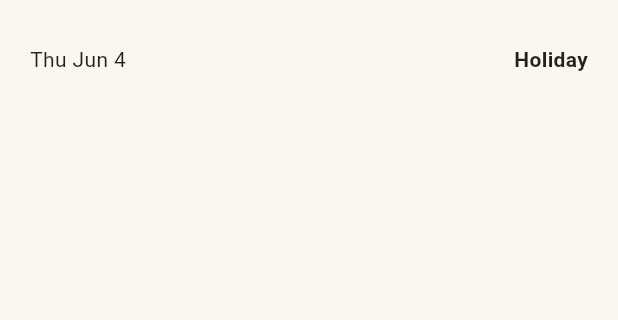
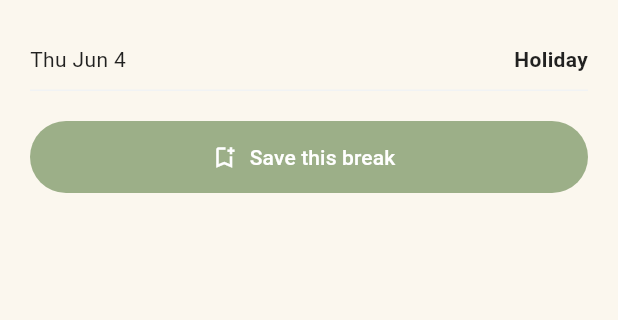
Before and after one commit to apexbymanish/-daysoff-mobile, a Flutter app: the BreakDetailScreen screen opened directly with empty values, on a phone screen of 412 x 824 dp, the part 212-532 px from its top. Run offline on Flutter 3.47's test engine with Material 3 defaults, Android fonts, the phone set to English and light mode, and no system bars; our stand-ins replace dio, flutter_riverpod, freezed_annotation, get_storage, go_router; accounts and stored records are empty.

Commit message:
feat(saved): wire Save actions on break detail + sandwich card

```diff
--- a/lib/screens/plan/break_detail_screen.dart
+++ b/lib/screens/plan/break_detail_screen.dart
@@ -1,10 +1,13 @@
 import 'package:flutter/material.dart';
+import 'package:flutter_riverpod/flutter_riverpod.dart';
 import 'package:intl/intl.dart';
 import '../../api/models/plan_trip.dart';
+import '../../api/models/saved_break.dart';
 import '../../core/break_days.dart';
+import '../../providers/saved_breaks_provider.dart';
 import '../../theme/colors.dart';
 
-class BreakDetailScreen extends StatelessWidget {
+class BreakDetailScreen extends ConsumerWidget {
   const BreakDetailScreen({super.key, required this.trip});
   final PlanTrip trip;
 
@@ -15,7 +18,7 @@ class BreakDetailScreen extends StatelessWidget {
       };
 
   @override
-  Widget build(BuildContext context) {
+  Widget build(BuildContext context, WidgetRef ref) {
     final fmt = DateFormat('EEE MMM d');
     final days = <DateTime>[];
     for (var d = trip.breakStart;
@@ -51,6 +54,26 @@ class BreakDetailScreen extends StatelessWidget {
                   ],
                 ),
               ),
+            const SizedBox(height: 20),
+            FilledButton.icon(
+              style: FilledButton.styleFrom(
+                  minimumSize: const Size.fromHeight(48),
+                  backgroundColor: DaysoffColors.sage),
+              icon: const Icon(Icons.bookmark_add_outlined),
+              label: const Text('Save this break'),
+              onPressed: () {
+                ref.read(savedBreaksProvider.notifier).add(SavedBreak(
+                      id: 'break-${trip.breakStart.toIso8601String()}',
+                      label: '${trip.breakLength}-day break',
+                      start: trip.breakStart,
+                      end: trip.breakEnd,
+                      ptoCost: trip.ptoCost,
+                      kind: 'break',
+                    ));
+                ScaffoldMessenger.of(context).showSnackBar(
+                    const SnackBar(content: Text('Saved')));
+              },
+            ),
           ],
         ),
       ),
```
Also changed, not shown: lib/screens/sandwich/widgets/sandwich_card.dart (+19 -5 lines), 2 other files.
